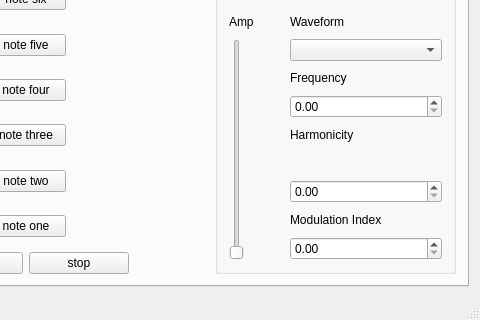
The window that Sequencer/mainwindow.ui (rokthewok/ECE4974) describes before a commit, drawn with Qt 5; both pictures show x 101 to 581 and y 85 to 405 of the 581 by 405 pixel window.
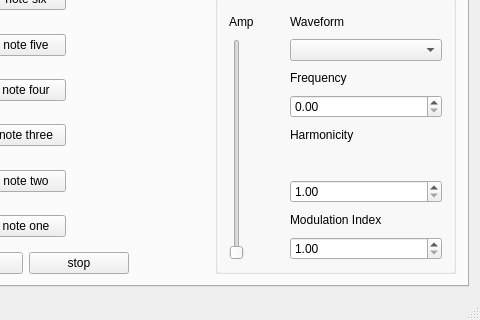
The same window after the commit.

Patch:
```diff
--- a/Sequencer/mainwindow.ui
+++ b/Sequencer/mainwindow.ui
@@ -180,10 +180,24 @@
             </widget>
            </item>
            <item row="6" column="2">
-            <widget class="QDoubleSpinBox" name="harmonicitySpinner"/>
+            <widget class="QDoubleSpinBox" name="harmonicitySpinner">
+             <property name="minimum">
+              <double>1.000000000000000</double>
+             </property>
+             <property name="maximum">
+              <double>10.000000000000000</double>
+             </property>
+            </widget>
            </item>
            <item row="8" column="2">
-            <widget class="QDoubleSpinBox" name="modIndexSpinner"/>
+            <widget class="QDoubleSpinBox" name="modIndexSpinner">
+             <property name="minimum">
+              <double>1.000000000000000</double>
+             </property>
+             <property name="maximum">
+              <double>10.000000000000000</double>
+             </property>
+            </widget>
            </item>
            <item row="1" column="0" rowspan="8">
             <widget class="QSlider" name="amplitudeSlider">
```
Left out of the diff: 41 changed lines with no effect on the pictures.
